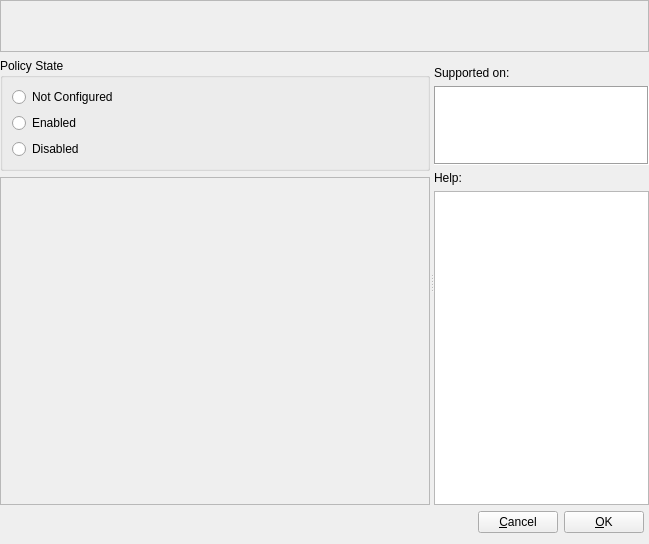
Qt form src/plugins/administrative_templates/ui/administrativetemplateswidget.ui (august-alt/gpui) before a commit.
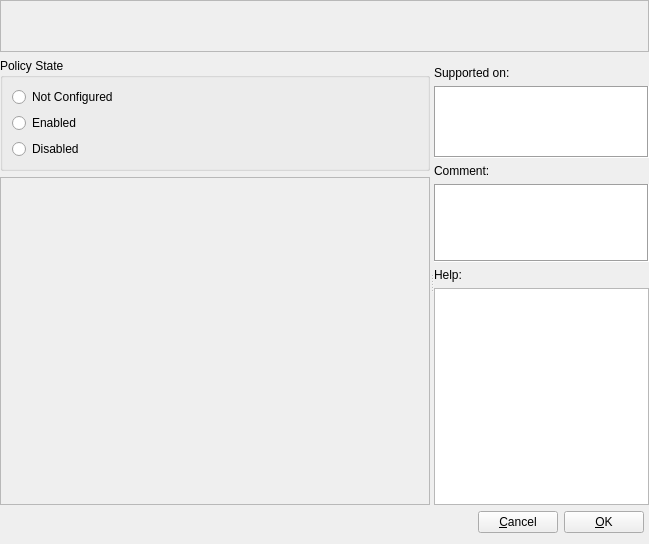
The same form after that commit.

Commit message: feat: add comments model

The edit to the form file:
```diff
--- a/src/plugins/administrative_templates/ui/administrativetemplateswidget.ui
+++ b/src/plugins/administrative_templates/ui/administrativetemplateswidget.ui
@@ -207,6 +207,44 @@
          </property>
         </widget>
        </item>
+       <item>
+        <widget class="QLabel" name="commentLabel">
+         <property name="text">
+          <string>Comment:</string>
+         </property>
+        </widget>
+       </item>
+       <item>
+        <widget class="QTextEdit" name="commentTextEdit">
+         <property name="sizePolicy">
+          <sizepolicy hsizetype="Expanding" vsizetype="Fixed">
+           <horstretch>0</horstretch>
+           <verstretch>0</verstretch>
+          </sizepolicy>
+         </property>
+         <property name="minimumSize">
+          <size>
+           <width>0</width>
+           <height>78</height>
+          </size>
+         </property>
+         <property name="maximumSize">
+          <size>
+           <width>16777215</width>
+           <height>78</height>
+          </size>
+         </property>
+         <property name="baseSize">
+          <size>
+           <width>0</width>
+           <height>0</height>
+          </size>
+         </property>
+         <property name="frameShape">
+          <enum>QFrame::Box</enum>
+         </property>
+        </widget>
+       </item>
        <item>
         <widget class="QLabel" name="helpLabel">
          <property name="text">
```
Left out of the diff: 4 changed lines with no effect on the pictures. The commit also changes 11 other files.
